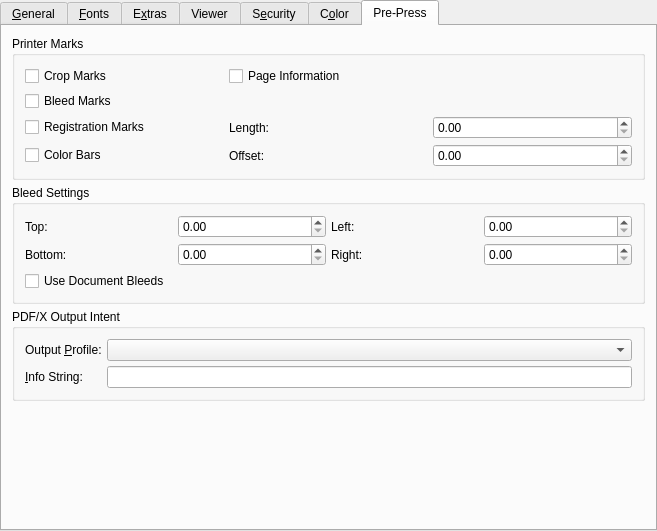
Old version of the form scribus/ui/tabpdfoptions.ui in the repository scribusproject/scribus.
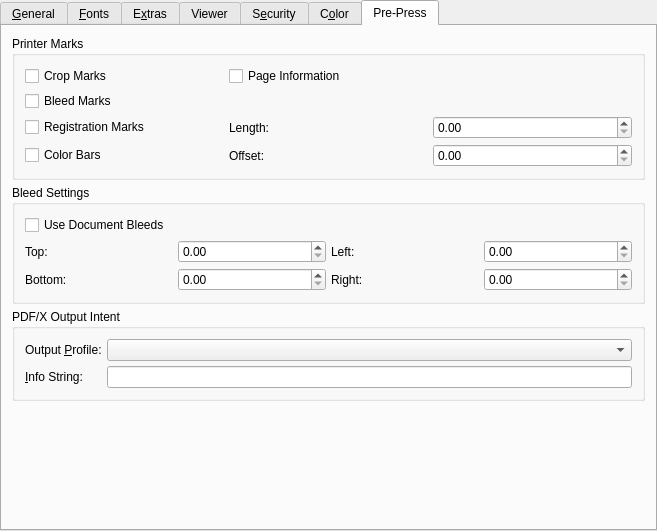
New version of the form. The open tabs and pages were chosen to show the change. Custom widgets are drawn as their Qt base class.

Commit message: #13172: Improve PDF Export dialog pre-press tab UI

The edit to the form file:
```diff
--- a/scribus/ui/tabpdfoptions.ui
+++ b/scribus/ui/tabpdfoptions.ui
@@ -1761,47 +1761,47 @@
        <property name="spacing">
         <number>5</number>
        </property>
-       <item row="0" column="0">
+       <item row="1" column="0">
         <widget class="QLabel" name="bleedTopLabel">
          <property name="text">
           <string>Top:</string>
          </property>
         </widget>
        </item>
-       <item row="0" column="1">
+       <item row="1" column="1">
         <widget class="ScrSpinBox" name="BleedTop"/>
        </item>
-       <item row="1" column="0">
+       <item row="2" column="0">
         <widget class="QLabel" name="bleedBottomLabel">
          <property name="text">
           <string>Bottom:</string>
          </property>
         </widget>
        </item>
-       <item row="1" column="1">
+       <item row="2" column="1">
         <widget class="ScrSpinBox" name="BleedBottom"/>
        </item>
-       <item row="1" column="3">
+       <item row="2" column="3">
         <widget class="ScrSpinBox" name="BleedRight"/>
        </item>
-       <item row="0" column="2">
+       <item row="1" column="2">
         <widget class="QLabel" name="bleedLeftLabel">
          <property name="text">
           <string>Left:</string>
          </property>
         </widget>
        </item>
-       <item row="0" column="3">
+       <item row="1" column="3">
         <widget class="ScrSpinBox" name="BleedLeft"/>
        </item>
-       <item row="1" column="2">
+       <item row="2" column="2">
         <widget class="QLabel" name="bleedRightLabel">
          <property name="text">
           <string>Right:</string>
          </property>
         </widget>
        </item>
-       <item row="2" column="0" colspan="4">
+       <item row="0" column="0">
         <widget class="QCheckBox" name="docBleeds">
          <property name="text">
           <string>Use Document Bleeds</string>
```
The commit also changes 1 other file.
